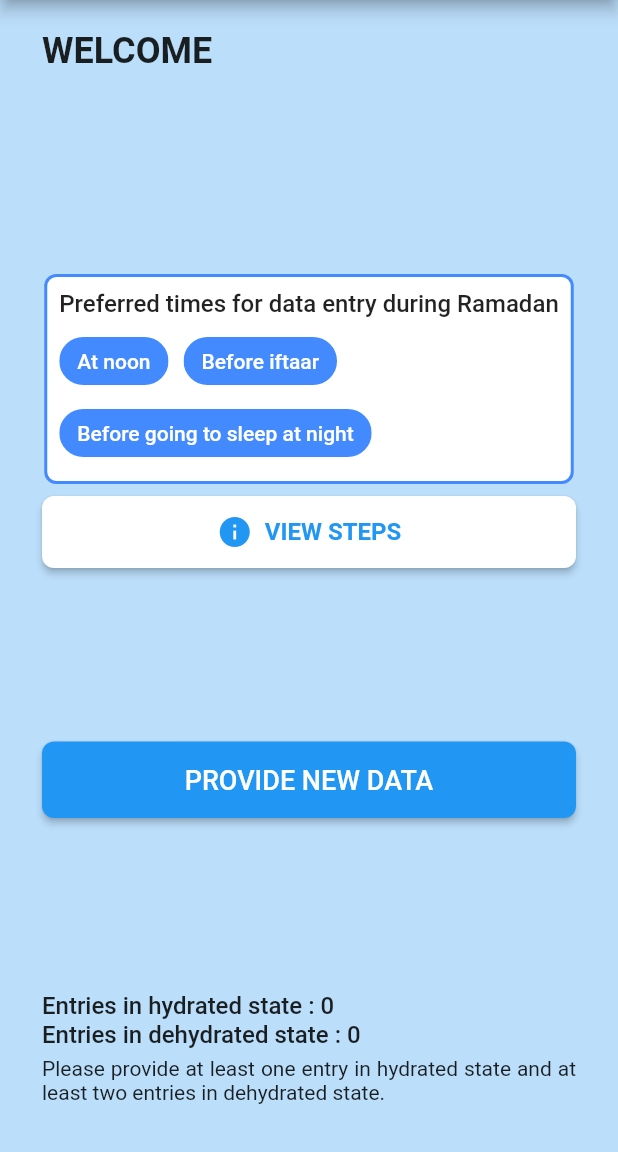
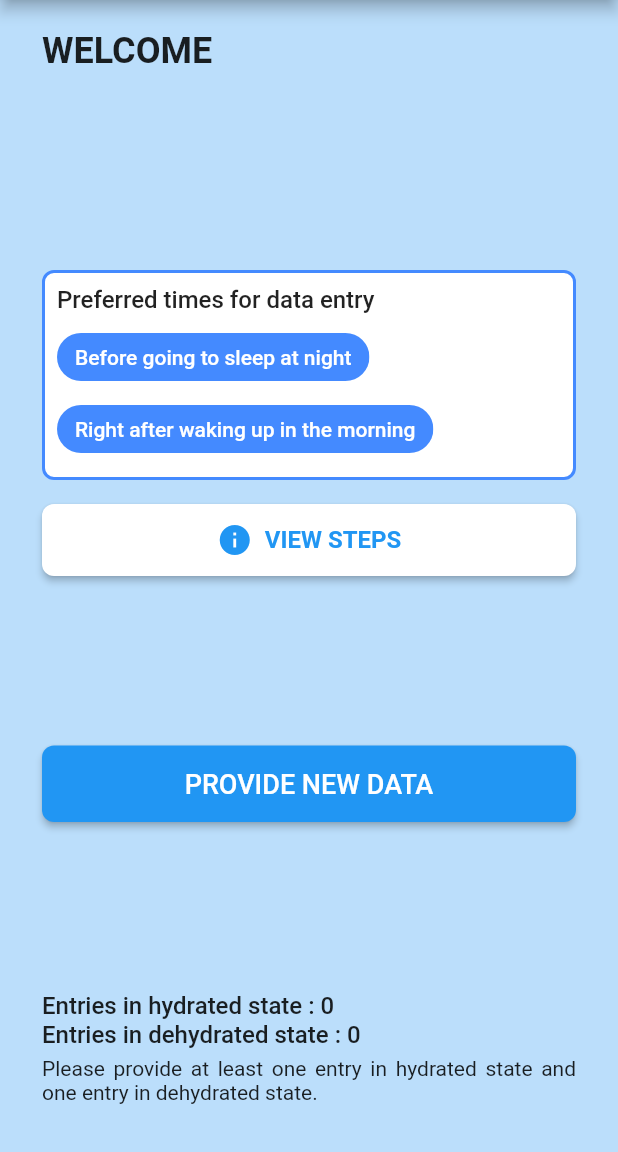
Before and after one commit to prism97/dehydration-data-collection, a Flutter app: the Home screen opened by its route, on a phone screen of 412 x 824 dp, the part 84-1236 px from its top. Run offline on Flutter 3.47's test engine with Material 2 defaults, Android fonts, the phone set to English and light mode, and no system bars; our stand-ins replace camera, cloud_firestore, device_info, email_validator, firebase_auth, firebase_core and 3 more; accounts and stored records are empty.

```diff
--- a/lib/constants/values.dart
+++ b/lib/constants/values.dart
@@ -1,2 +1,2 @@
 const USERS_COLLECTION = 'users';
-const DATA_COLLECTION = 'data_v2';
+const DATA_COLLECTION = 'data_v3';
--- a/lib/screens/entry_initial.dart
+++ b/lib/screens/entry_initial.dart
@@ -260,7 +260,7 @@ class _EntryInitialState extends State<EntryInitial> {
                     : _hydrated
                         ? BaseFormField(
                             label:
-                                'How many glasses of fluid did you take in the last 4 hours?',
+                                'How many glasses of fluid did you take in the last 6 hours?',
                             formField: TextFormField(
                               keyboardType: TextInputType.number,
                               validator: (val) => (val == null || val.isEmpty)
--- a/lib/screens/home.dart
+++ b/lib/screens/home.dart
@@ -16,9 +16,8 @@ class Home extends StatelessWidget {
   final auth = FirebaseAuth.instance;
 
   final preferredTimes = [
-    'At noon',
-    'Before iftaar',
     'Before going to sleep at night',
+    'Right after waking up in the morning'
   ];
 
   final steps = [
@@ -36,7 +35,7 @@ class Home extends StatelessWidget {
     if (sharedPreferences.containsKey(key)) {
       String timestampString = sharedPreferences.getString(key);
       DateTime lastEntryTime = DateTime.parse(timestampString);
-      if (DateTime.now().difference(lastEntryTime).inHours >= 4) {
+      if (DateTime.now().difference(lastEntryTime).inHours >= 6) {
         return true;
       } else {
         return false;
@@ -112,7 +111,7 @@ class Home extends StatelessWidget {
               children: [
                 _buildPreferredTimesBox(),
                 SizedBox(
-                  height: 8,
+                  height: 16,
                 ),
                 ElevatedButton(
                   style: ButtonStyle(
@@ -198,7 +197,7 @@ class Home extends StatelessWidget {
                                       SizedBox(height: 16),
                                       Expanded(
                                         child: Text(
-                                          'Less than 4 hours have passed since your last entry. Please wait a while before providing the next entry!',
+                                          'Less than 6 hours have passed since your last entry. Please wait a while before providing the next entry!',
                                           style: TextStyle(
                                             fontSize: 18,
                                           ),
@@ -244,7 +243,7 @@ class Home extends StatelessWidget {
                           height: 5,
                         ),
                         Text(
-                          'Please provide at least one entry in hydrated state and at least two entries in dehydrated state.',
+                          'Please provide at least one entry in hydrated state and one entry in dehydrated state.',
                           textAlign: TextAlign.justify,
                           style: TextStyle(
                             fontSize: 14,
@@ -269,6 +268,7 @@ class Home extends StatelessWidget {
 
   Container _buildPreferredTimesBox() {
     return Container(
+      width: Size.infinite.width,
       padding: EdgeInsets.all(8),
       decoration: BoxDecoration(
         color: Colors.white,
@@ -282,7 +282,7 @@ class Home extends StatelessWidget {
         crossAxisAlignment: CrossAxisAlignment.start,
         children: [
           Text(
-            'Preferred times for data entry during Ramadan',
+            'Preferred times for data entry',
             style: TextStyle(
               fontWeight: FontWeight.w500,
               fontSize: 16,
```
